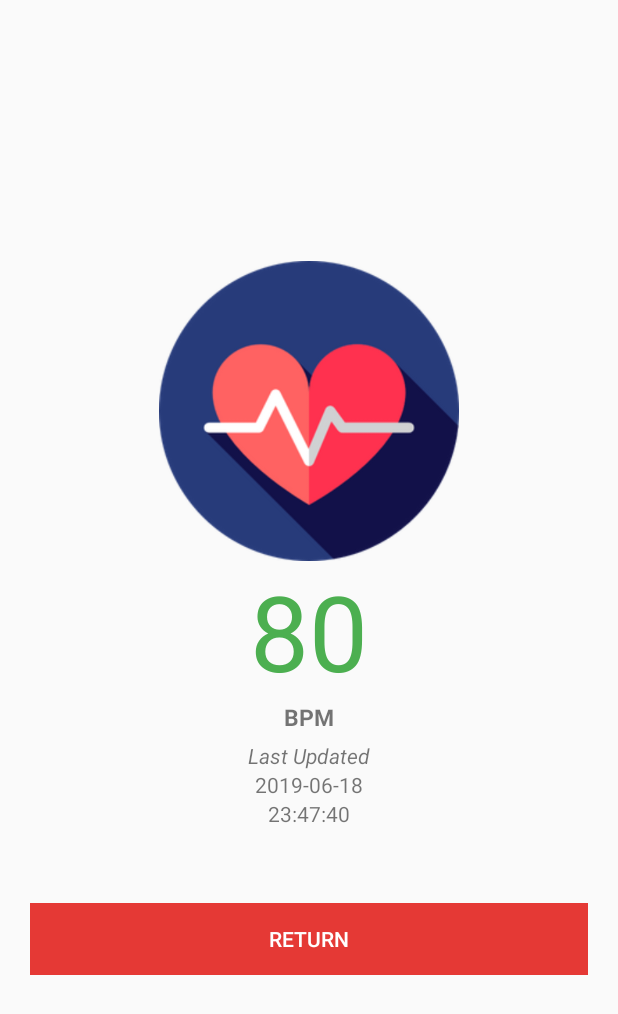
After one commit to kaveenabeywansa/sliit-final-year-research, an Android app: the TrackHealth screen opened directly, with no data from a screen before it, on a phone screen of 412 x 824 dp. The commit adds this screen. Shown: the top 1014 px of the screen. Run offline under Robolectric (Android 15) with nearby library versions, the phone set to English and light mode, and no system bars; 1 statement that could not run was skipped.

Commit message:
app - Implemented real-time health tracking functionality

```diff
--- a/app/app/src/main/AndroidManifest.xml
+++ b/app/app/src/main/AndroidManifest.xml
@@ -10,6 +10,7 @@
     <uses-permission android:name="android.permission.WAKE_LOCK" />
     <uses-permission android:name="android.permission.ACCESS_COARSE_LOCATION" />
     <uses-permission android:name="android.permission.ACCESS_FINE_LOCATION" />
+    <uses-permission android:name="android.permission.CALL_PHONE" />
 
     <application
         android:allowBackup="true"
@@ -21,7 +22,8 @@
         android:supportsRtl="true"
         android:theme="@style/AppTheme"
         android:usesCleartextTraffic="true">
-        <activity android:name=".BlindUserDashboard"></activity>
+        <activity android:name=".TrackHealth"></activity>
+        <activity android:name=".BlindUserDashboard" />
         <activity android:name=".BlindUserList" />
 
         <service android:name=".services.BackgroundService" />
--- /dev/null
+++ b/app/app/src/main/java/com/stark/smartwearableheadset/TrackHealth.java
@@ -0,0 +1,135 @@
+package com.stark.smartwearableheadset;
+
+import android.content.Intent;
+import android.content.SharedPreferences;
+import android.support.v4.content.ContextCompat;
+import android.support.v7.app.AppCompatActivity;
+import android.os.Bundle;
+import android.util.Log;
+import android.view.View;
+import android.widget.Button;
+import android.widget.TextView;
+import android.widget.Toast;
+
+import com.stark.smartwearableheadset.services.RetrofitClient;
+import com.stark.smartwearableheadset.services.StatsService;
+import com.stark.smartwearableheadset.services.UserService;
+
+import org.json.JSONObject;
+
+import okhttp3.ResponseBody;
+import retrofit2.Call;
+import retrofit2.Callback;
+import retrofit2.Response;
+
+public class TrackHealth extends AppCompatActivity {
+    private StatsService statsService;
+    private TextView txt_bpm, txt_date, txt_time;
+    SharedPreferences preferences;
+    private boolean fetchingBPMLoop;
+
+    @Override
+    protected void onCreate(Bundle savedInstanceState) {
+        super.onCreate(savedInstanceState);
+        setContentView(R.layout.activity_track_health);
+
+        // init
+        statsService = RetrofitClient.getClient().create(StatsService.class);
+        preferences = getSharedPreferences("user_details", MODE_PRIVATE);
+        fetchingBPMLoop = true;
+        txt_bpm = (TextView) findViewById(R.id.txt_bpm);
+        txt_date = (TextView) findViewById(R.id.txt_date);
+        txt_time = (TextView) findViewById(R.id.txt_time);
+        Button btn_return = (Button) findViewById(R.id.btn_return);
+
+        // add listeners
+        btn_return.setOnClickListener(new View.OnClickListener() {
+            @Override
+            public void onClick(View v) {
+                exitActivity();
+            }
+        });
+
+        // starts the thread that continuously fetch the latest bpm from the server
+        startFetchingThread();
+    }
+
+    // exit the current activity and end the fetch loop
+    private void exitActivity() {
+        fetchingBPMLoop = false;
+        finish();
+    }
+
+    // start the fetching loop for BPM
+    private void startFetchingThread() {
+        Thread fetchLatestBPMThread = new Thread() {
+            @Override
+            public void run() {
+                super.run();
+                while (fetchingBPMLoop) {
+                    try {
+                        Log.i("Test", "Fetching Latest BPM...");
+                        fetchLatestBPM();
+                        Thread.sleep(5000);
+                    } catch (Exception e) {
+                        Log.e("Error", e.getMessage());
+                    }
+                }
+            }
+        };
+        fetchLatestBPMThread.start();
+    }
+
+    // implementation for getting the latest BPM
+    private void fetchLatestBPM() {
+        String username = getIntent().getStringExtra("blind_user_id");
+        Call call = statsService.getLatestStats(username);
+        call.enqueue(new Callback() {
+            @Override
+            public void onResponse(Call call, Response response) {
+                try {
+                    ResponseBody responseBody;
+                    if (response.isSuccessful()) {
+                        responseBody = (ResponseBody) response.body();
+
+                        // checking response to check if credentials were valid
+                        JSONObject jsonObject = new JSONObject(responseBody.string());
+                        txt_bpm.setText(jsonObject.getString("bpm"));
+                        txt_date.setText(jsonObject.getString("date"));
+                        txt_time.setText(jsonObject.getString("time"));
+                        setBPMTextColor(jsonObject.getInt("bpm"));
+                    } else {
+//                        responseBody = response.errorBody();
+                        Toast.makeText(TrackHealth.this, "An error occurred !", Toast.LENGTH_SHORT);
+                    }
+                } catch (Exception e) {
+                    Log.e("error", e.toString());
+                    Toast.makeText(TrackHealth.this, "An error occurred !", Toast.LENGTH_SHORT).show();
+                }
+            }
+
+            @Override
+            public void onFailure(Call call, Throwable t) {
+                Log.i("Error", t.getMessage());
+                Toast.makeText(TrackHealth.this, "An error occurred", Toast.LENGTH_SHORT).show();
+            }
+        });
+    }
+
+    // change the bpm text color accordingly
+    private void setBPMTextColor(int bpm) {
+        int AVG_MAX_RATE = 100;
+        int AVG_MIN_RATE = 60;
+
+        if (bpm > AVG_MAX_RATE) {
+            // bpm is too high
+            txt_bpm.setTextColor(ContextCompat.getColor(this, R.color.red));
+        } else if (bpm < AVG_MIN_RATE) {
+            // bpm is too low
+            txt_bpm.setTextColor(ContextCompat.getColor(this, R.color.yellow));
+        } else {
+            // bpm is average
+            txt_bpm.setTextColor(ContextCompat.getColor(this, R.color.green));
+        }
+    }
+}
--- a/app/app/src/main/java/com/stark/smartwearableheadset/services/BackgroundService.java
+++ b/app/app/src/main/java/com/stark/smartwearableheadset/services/BackgroundService.java
@@ -185,7 +185,7 @@ public class BackgroundService extends Service {
     // get the user's heart rate from the raspberry pi // current is a dummy random bpm
     public int getBPM() {
         Random r = new Random();
-        int low = 60;
+        int low = 40;
         int high = 120;
         int result = r.nextInt(high - low) + low;
         return result;
@@ -199,7 +199,7 @@ public class BackgroundService extends Service {
 
     public String getTime() {
         Date date = new Date();
-        SimpleDateFormat formatter = new SimpleDateFormat("HH-mm-ss");
+        SimpleDateFormat formatter = new SimpleDateFormat("HH:mm:ss");
         return (formatter.format(date));
     }
 
--- a/app/app/src/main/java/com/stark/smartwearableheadset/services/StatsService.java
+++ b/app/app/src/main/java/com/stark/smartwearableheadset/services/StatsService.java
@@ -5,9 +5,14 @@ import com.stark.smartwearableheadset.models.RealTimeStat;
 import okhttp3.ResponseBody;
 import retrofit2.Call;
 import retrofit2.http.Body;
+import retrofit2.http.GET;
 import retrofit2.http.POST;
+import retrofit2.http.Path;
 
 public interface StatsService {
     @POST("stats/")
     Call<ResponseBody> loginUser(@Body RealTimeStat realTimeStat);
+
+    @GET("stats/latest/{id}/")
+    Call<ResponseBody> getLatestStats(@Path("id") String username);
 }
--- a/app/app/src/main/res/layout/activity_blind_user_dashboard.xml
+++ b/app/app/src/main/res/layout/activity_blind_user_dashboard.xml
@@ -4,7 +4,7 @@
     xmlns:tools="http://schemas.android.com/tools"
     android:layout_width="match_parent"
     android:layout_height="match_parent"
-    android:layout_margin="5dp"
+    android:layout_margin="10dp"
     tools:context=".BlindUserDashboard">
 
     <LinearLayout
--- /dev/null
+++ b/app/app/src/main/res/layout/activity_track_health.xml
@@ -0,0 +1,75 @@
+<?xml version="1.0" encoding="utf-8"?>
+<ScrollView xmlns:android="http://schemas.android.com/apk/res/android"
+    xmlns:app="http://schemas.android.com/apk/res-auto"
+    xmlns:tools="http://schemas.android.com/tools"
+    android:layout_width="match_parent"
+    android:layout_height="match_parent"
+    tools:context=".TrackHealth">
+
+    <LinearLayout
+        android:layout_width="match_parent"
+        android:layout_height="wrap_content"
+        android:layout_gravity="center"
+        android:orientation="vertical">
+
+        <ImageView
+            android:id="@+id/img_heart"
+            android:layout_width="match_parent"
+            android:layout_height="200dp"
+            android:contentDescription="Smart Wearable Headset Login"
+            android:scaleType="fitCenter"
+            app:srcCompat="@drawable/heart_bpm" />
+
+        <TextView
+            android:id="@+id/txt_bpm"
+            android:layout_width="wrap_content"
+            android:layout_height="wrap_content"
+            android:layout_gravity="center"
+            android:text="80"
+            android:textColor="@color/green"
+            android:textSize="70sp" />
+
+        <TextView
+            android:layout_width="wrap_content"
+            android:layout_height="wrap_content"
+            android:layout_gravity="center"
+            android:text="BPM"
+            android:textSize="15sp"
+            android:textStyle="bold" />
+
+        <TextView
+            android:layout_width="wrap_content"
+            android:layout_height="wrap_content"
+            android:layout_gravity="center"
+            android:layout_marginTop="5dp"
+            android:text="Last Updated"
+            android:textStyle="italic" />
+
+        <TextView
+            android:id="@+id/txt_date"
+            android:layout_width="wrap_content"
+            android:layout_height="wrap_content"
+            android:layout_gravity="center"
+            android:text="2019-06-18" />
+
+        <TextView
+            android:id="@+id/txt_time"
+            android:layout_width="wrap_content"
+            android:layout_height="wrap_content"
+            android:layout_gravity="center"
+            android:text="23:47:40" />
+
+        <Button
+            android:id="@+id/btn_return"
+            android:layout_width="match_parent"
+            android:layout_height="wrap_content"
+            android:layout_marginLeft="20dp"
+            android:layout_marginTop="50dp"
+            android:layout_marginRight="20dp"
+            android:background="@color/red"
+            android:text="Return"
+            android:textColor="@color/white" />
+
+    </LinearLayout>
+
+</ScrollView>
--- a/app/app/src/main/res/values/colors.xml
+++ b/app/app/src/main/res/values/colors.xml
@@ -6,6 +6,8 @@
 
     <color name="white">#FFFFFF</color>
     <color name="blue">#2962FF</color>
-    <color name="red">#D32F2F</color>
+    <color name="red">#E53935</color>
+    <color name="green">#4CAF50</color>
+    <color name="yellow">#FFC107</color>
 
 </resources>
```
Also changed, not shown: app/app/src/main/java/com/stark/smartwearableheadset/BlindUserDashboard.java (+41 -0 lines), app/app/src/main/java/com/stark/smartwearableheadset/MainActivity.java (+8 -1 lines), app/app/src/main/res/drawable/heart_bpm.png (added).
